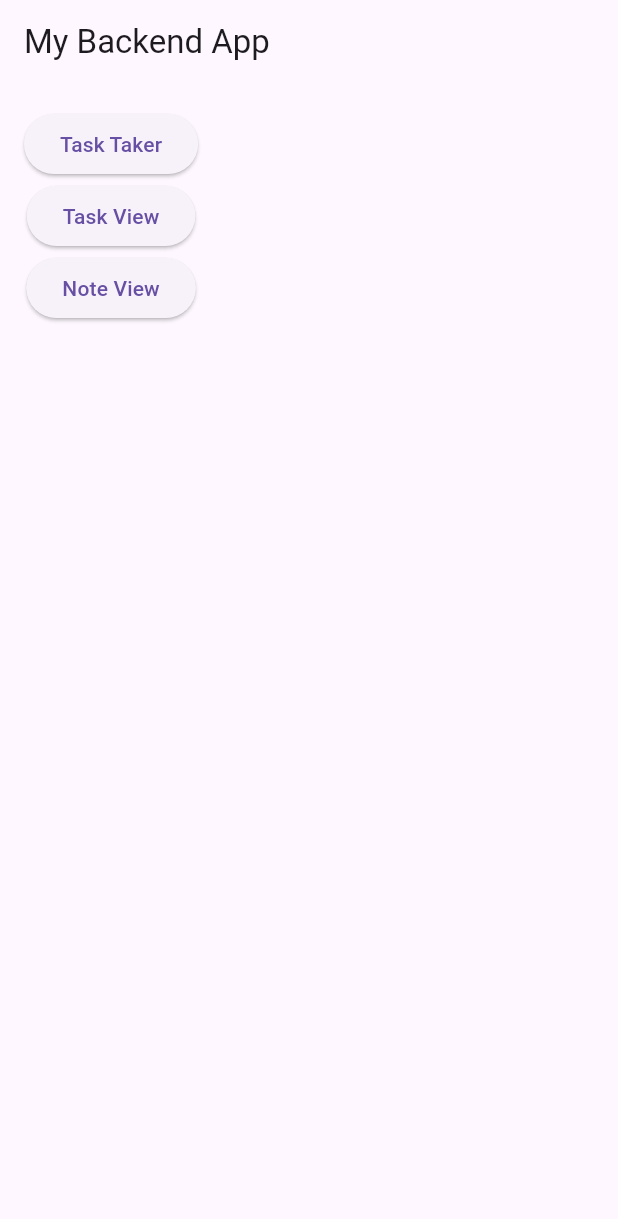
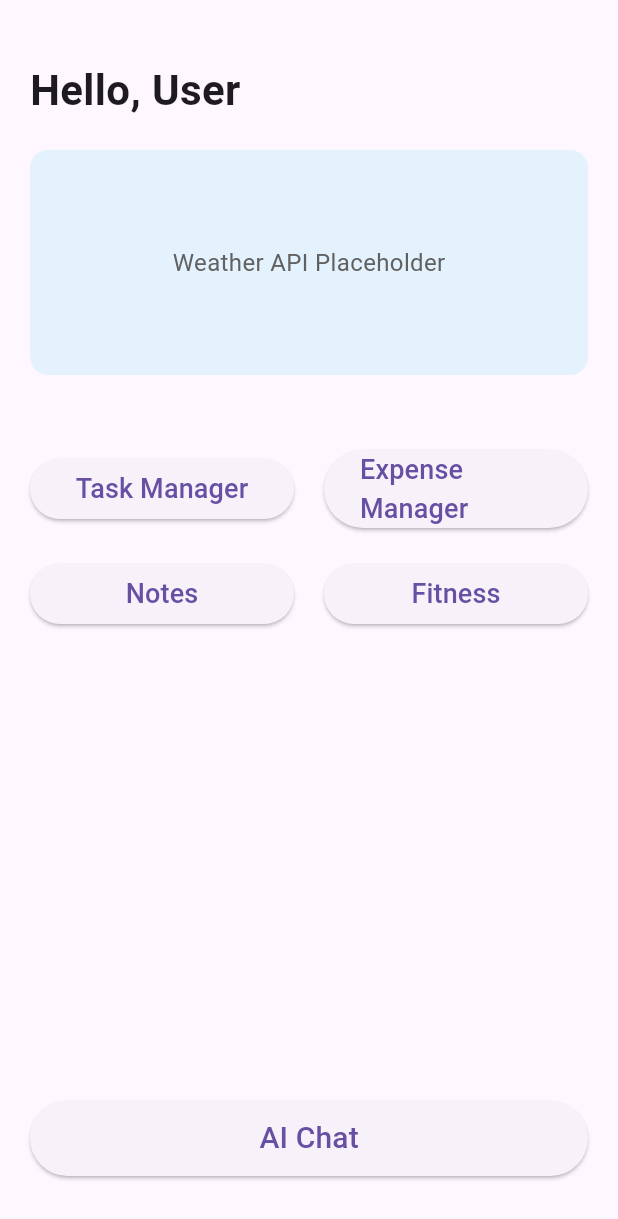
Before and after one commit to AWaleed-Ahmed/taskandnote, a Flutter app: the screen it shows after launch, on a phone screen of 412 x 824 dp. Shown: the top 1219 px of the screen. Run offline on Flutter 3.47's test engine with Material 3 defaults, Android fonts, the light colour scheme and no system bars; our stand-ins replace firebase_core, shared_preferences; accounts and stored records are empty.

Commit message:
abdullah's part done

```diff
--- a/lib/main.dart
+++ b/lib/main.dart
@@ -1,54 +1,128 @@
 import 'package:flutter/material.dart';
 import 'package:firebase_core/firebase_core.dart';
-import 'task_taker.dart';
 import 'task_view.dart';
-import 'note_taker.dart';
 import 'note_view.dart';
 
 void main() async {
   WidgetsFlutterBinding.ensureInitialized();
   await Firebase.initializeApp();
-  runApp(MyBackendApp());
+  runApp(MyApp());
 }
 
-class MyBackendApp extends StatelessWidget {
+class MyApp extends StatelessWidget {
   @override
   Widget build(BuildContext context) {
     return MaterialApp(
-      title: 'My Backend App',
+      title: 'Merged App',
       theme: ThemeData(
         primarySwatch: Colors.blue,
+        primaryColor: Color(0xFF2196f3),
+        canvasColor: Color(0xFFfafafa),
       ),
-      home: HomeScreen(),
+      home: MyHomePage(),
     );
   }
 }
-class HomeScreen extends StatelessWidget {
+
+class MyHomePage extends StatefulWidget {
+  MyHomePage({Key? key}) : super(key: key);
+  @override
+  _MyHomePageState createState() => _MyHomePageState();
+}
+
+class _MyHomePageState extends State<MyHomePage> {
+  void _navigateToTaskView() {
+    Navigator.push(context, MaterialPageRoute(builder: (_) => TaskView()));
+  }
+
+  void _navigateToNoteView() {
+    Navigator.push(context, MaterialPageRoute(builder: (_) => NoteView()));
+  }
+
   @override
   Widget build(BuildContext context) {
     return Scaffold(
-      appBar: AppBar(title: Text('My Backend App')),
       body: Padding(
-        padding: const EdgeInsets.all(16.0),
+        padding: const EdgeInsets.symmetric(horizontal: 20, vertical: 40),
         child: Column(
-          children: [
-            ElevatedButton(
-              onPressed: () {
-                Navigator.push(context, MaterialPageRoute(builder: (_) => TaskTaker()));
-              },
-              child: Text('Task Taker'),
+          crossAxisAlignment: CrossAxisAlignment.start,
+          children: <Widget>[
+            // Hello, User
+            Text(
+              "Hello, User",
+              style: TextStyle(
+                fontSize: 28,
+                fontWeight: FontWeight.w600,
+              ),
             ),
-            ElevatedButton(
-              onPressed: () {
-                Navigator.push(context, MaterialPageRoute(builder: (_) => TaskView()));
-              },
-              child: Text('Task View'),
+            SizedBox(height: 20),
+
+            // Weather API Placeholder
+            Container(
+              height: 150,
+              width: double.infinity,
+              decoration: BoxDecoration(
+                color: Colors.blue[50],
+                borderRadius: BorderRadius.circular(12),
+              ),
+              alignment: Alignment.center,
+              child: Text(
+                "Weather API Placeholder",
+                style: TextStyle(fontSize: 16, color: Colors.grey[700]),
+              ),
             ),
-            ElevatedButton(
-              onPressed: () {
-                Navigator.push(context, MaterialPageRoute(builder: (_) => NoteView()));
-              },
-              child: Text('Note View'),
+            SizedBox(height: 50),
+
+            // Task & Expense Row
+            Row(
+              mainAxisAlignment: MainAxisAlignment.spaceBetween,
+              children: [
+                Expanded(
+                  child: ElevatedButton(
+                    onPressed: _navigateToTaskView,
+                    child: Text("Task Manager", style: TextStyle(fontSize: 18)),
+                  ),
+                ),
+                SizedBox(width: 20),
+                Expanded(
+                  child: ElevatedButton(
+                    onPressed: () {}, // You can add expense screen later
+                    child: Text("Expense Manager", style: TextStyle(fontSize: 18)),
+                  ),
+                ),
+              ],
+            ),
+            SizedBox(height: 20),
+
+            // Notes & Fitness Row
+            Row(
+              mainAxisAlignment: MainAxisAlignment.spaceBetween,
+              children: [
+                Expanded(
+                  child: ElevatedButton(
+                    onPressed: _navigateToNoteView,
+                    child: Text("Notes", style: TextStyle(fontSize: 18)),
+                  ),
+                ),
+                SizedBox(width: 20),
+                Expanded(
+                  child: ElevatedButton(
+                    onPressed: () {}, // You can add fitness screen later
+                    child: Text("Fitness", style: TextStyle(fontSize: 18)),
+                  ),
+                ),
+              ],
+            ),
+            Spacer(),
+
+            // AI Chat button
+            SizedBox(
+              width: double.infinity,
+              height: 50,
+              child: ElevatedButton(
+                onPressed: () {}, // You can link AI Chat later
+                child: Text("AI Chat", style: TextStyle(fontSize: 20)),
+              ),
             ),
           ],
         ),
--- /dev/null
+++ b/lib/models/task.dart
@@ -0,0 +1,27 @@
+class Task {
+  String title;
+  String description;
+  String date;
+  String time;
+
+  Task({
+    required this.title,
+    required this.description,
+    required this.date,
+    required this.time,
+  });
+
+  Map<String, dynamic> toJson() => {
+    'title': title,
+    'description': description,
+    'date': date,
+    'time': time,
+  };
+
+  factory Task.fromJson(Map<String, dynamic> json) => Task(
+    title: json['title'],
+    description: json['description'],
+    date: json['date'],
+    time: json['time'],
+  );
+}
--- a/lib/task_view.dart
+++ b/lib/task_view.dart
@@ -1,22 +1,13 @@
 import 'dart:convert';
 import 'package:flutter/material.dart';
 import 'package:shared_preferences/shared_preferences.dart';
+import 'task_taker.dart';
+import 'package:mybackend/models/task.dart';
 
-class Task {
-  String title;
-  String description;
-  String date;
-  String time;
 
-  Task({required this.title, required this.description, required this.date, required this.time});
 
-  factory Task.fromJson(Map<String, dynamic> json) => Task(
-    title: json['title'],
-    description: json['description'],
-    date: json['date'],
-    time: json['time'],
-  );
-}
+
+
 
 class TaskView extends StatefulWidget {
   @override
@@ -35,10 +26,45 @@ class _TaskViewState extends State<TaskView> {
   Future<void> _loadTasks() async {
     final prefs = await SharedPreferences.getInstance();
     final tasksJson = prefs.getStringList('tasks') ?? [];
-
     setState(() {
       tasks = tasksJson.map((taskStr) => Task.fromJson(jsonDecode(taskStr))).toList();
     });
+  }
+
+  Future<void> _saveTasksToPrefs() async {
+    final prefs = await SharedPreferences.getInstance();
+    final tasksJson = tasks.map((task) => jsonEncode(task.toJson())).toList();
+    await prefs.setStringList('tasks', tasksJson);
+  }
+
+  void _openTaskTaker({Task? task, int? index}) {
+    Navigator.push(
+      context,
+      MaterialPageRoute(
+        builder: (_) => TaskTaker(
+          task: task,
+          index: index,
+          onSave: (updatedTask) {
+            setState(() {
+              if (index != null) {
+                tasks[index] = updatedTask;
+              } else {
+                tasks.add(updatedTask);
+              }
+              _saveTasksToPrefs();
+            });
+          },
+          onDelete: index != null
+              ? () {
+            setState(() {
+              tasks.removeAt(index);
+              _saveTasksToPrefs();
+            });
+          }
+              : null,
+        ),
+      ),
+    );
   }
 
   @override
@@ -50,16 +76,24 @@ class _TaskViewState extends State<TaskView> {
         itemCount: tasks.length,
         itemBuilder: (context, index) {
           final task = tasks[index];
-          return Card(
-            margin: EdgeInsets.symmetric(vertical: 8),
-            child: ListTile(
-              title: Text(task.title),
-              subtitle: Text('${task.description}\nDate: ${task.date}  Time: ${task.time}'),
-              isThreeLine: true,
+          return GestureDetector(
+            onTap: () => _openTaskTaker(task: task, index: index),
+            child: Card(
+              margin: EdgeInsets.symmetric(vertical: 8),
+              child: ListTile(
+                title: Text(task.title),
+                subtitle: Text('${task.description}\nDate: ${task.date}  Time: ${task.time}'),
+                isThreeLine: true,
+              ),
             ),
           );
         },
       ),
+      floatingActionButton: FloatingActionButton(
+        onPressed: () => _openTaskTaker(),
+        child: Icon(Icons.add),
+        tooltip: 'Add Task',
+      ),
     );
   }
 }
```
Also changed, not shown: lib/task_taker.dart (+35 -35 lines), mybackend/analysis_options.yaml (deleted, +0 -28 lines), mybackend/lib/main.dart (deleted, +0 -122 lines), mybackend/pubspec.yaml (deleted, +0 -89 lines), mybackend/pubspec.lock (deleted), 125 other files.
